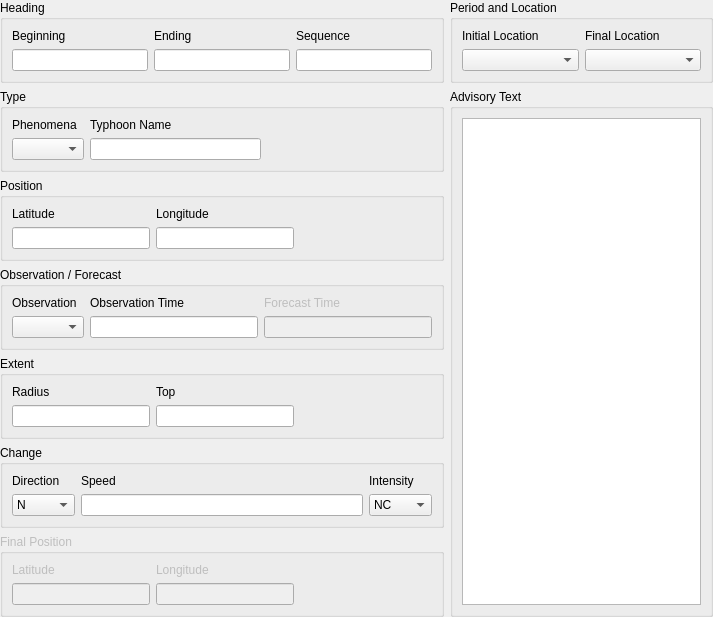
Old version of the form tafor/components/ui/sigmet_typhoon.ui in the repository up1and/tafor.
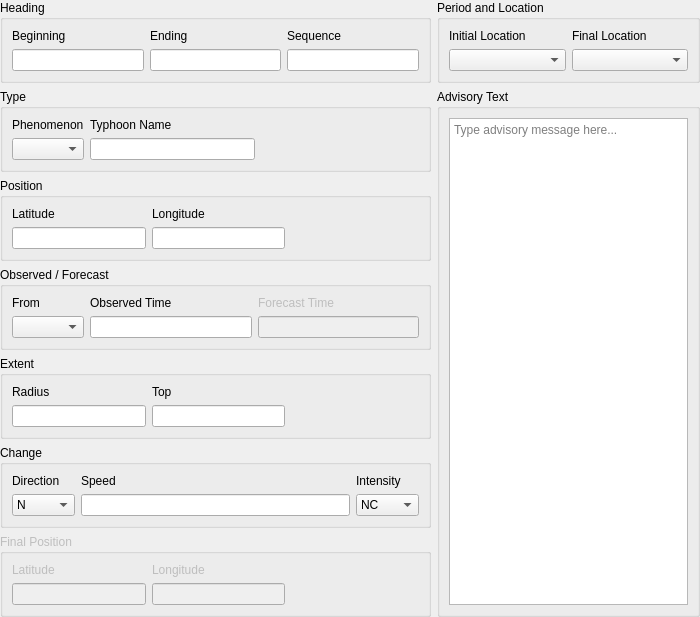
New version of the form.

Commit message: 重命名 SIGMET 编辑器部分标签名称

```diff
--- a/tafor/components/ui/sigmet_typhoon.ui
+++ b/tafor/components/ui/sigmet_typhoon.ui
@@ -6,7 +6,7 @@
    <rect>
     <x>0</x>
     <y>0</y>
-    <width>713</width>
+    <width>700</width>
     <height>532</height>
    </rect>
   </property>
@@ -98,7 +98,7 @@
          <item row="0" column="0">
           <widget class="QLabel" name="phenomenaLabel">
            <property name="text">
-            <string>Phenomena</string>
+            <string>Phenomenon</string>
            </property>
            <property name="buddy">
             <cstring>phenomena</cstring>
@@ -188,13 +188,13 @@
       <item>
        <widget class="QGroupBox" name="obsFcstGroup">
         <property name="title">
-         <string>Observation / Forecast</string>
+         <string>Observed / Forecast</string>
         </property>
         <layout class="QGridLayout" name="gridLayout_4">
          <item row="0" column="1">
           <widget class="QLabel" name="observationTimeLabel">
            <property name="text">
-            <string>Observation Time</string>
+            <string>Observed Time</string>
            </property>
            <property name="buddy">
             <cstring>observationTime</cstring>
@@ -204,7 +204,7 @@
          <item row="0" column="0">
           <widget class="QLabel" name="observationLabel">
            <property name="text">
-            <string>Observation</string>
+            <string>From</string>
            </property>
            <property name="buddy">
             <cstring>observation</cstring>
@@ -568,7 +568,11 @@
         </property>
         <layout class="QVBoxLayout" name="verticalLayout">
          <item>
-          <widget class="QTextEdit" name="text"/>
+          <widget class="QTextEdit" name="text">
+           <property name="placeholderText">
+            <string>Type advisory message here...</string>
+           </property>
+          </widget>
          </item>
         </layout>
        </widget>
```
Left out of the diff: 24 changed lines with no effect on the pictures. The commit also changes 7 other files.
